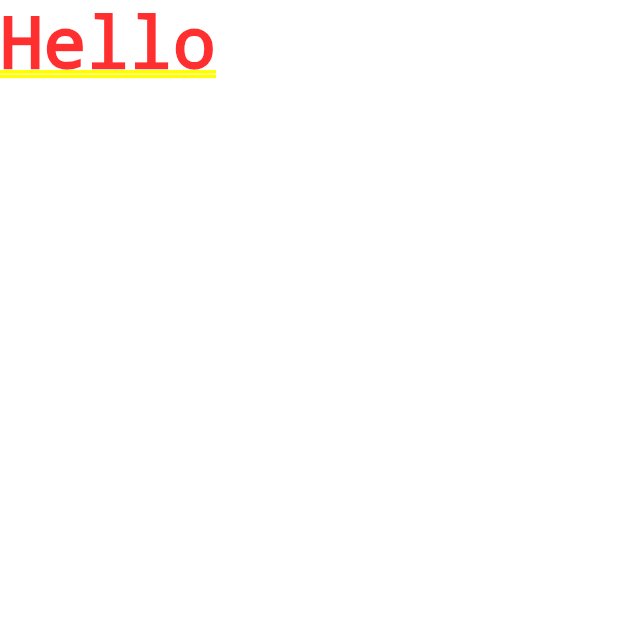
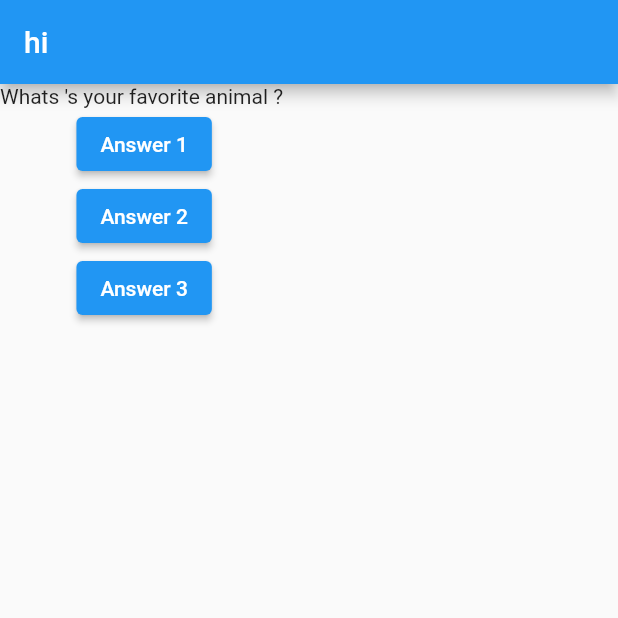
Before and after one commit to ELMEHDAOUIAhmed/Flutter_first_app, a Flutter app: the screen it shows after launch, on a phone screen of 412 x 824 dp, the top half of it. Run offline on Flutter 3.47's test engine with Material 2 defaults, Android fonts, the phone set to English and light mode, and no system bars.

Commit message:
updated app

```diff
--- a/myfirst_app/lib/main.dart
+++ b/myfirst_app/lib/main.dart
@@ -2,15 +2,45 @@ import 'package:flutter/material.dart';
 
 void main() {
   runApp(MyApp());
-
-
 }
 
-class MyApp extends StatelessWidget{
-  Widget build(BuildContext context){
-    return MaterialApp(home: Text('Hello'),);
+//void main => runApp(MyApp());
+
+class MyApp extends StatelessWidget {
+
+void answerQuestion()
+{
+  print('Answer 1! chosen');
+}
+
+  Widget build(BuildContext context) {
+    var qst = [
+      'whats \'s your favorite color ? :',
+      'Whats \'s your favorite animal ? ',
+    ];
+    return MaterialApp(
+      home: Scaffold(
+        appBar: AppBar(
+          title: Text('hi'),
+        ),
+        body: Column(
+          children: [
+            Text(qst[1]) ,
+            ElevatedButton(
+              onPressed: answerQuestion,
+              child: Text('Answer 1'),
+            ),
+            ElevatedButton(
+              onPressed: ()=> print('Answer 2! chosen'),
+              child: Text('Answer 2'),
+            ),
+            ElevatedButton(
+              onPressed: (){ print('Answer 3! chosen');},
+              child: Text('Answer 3'),
+            ),
+          ],
+        ),
+      ),
+    );
   }
-
-
-
 }
```
Also changed, not shown: 1 other file.
